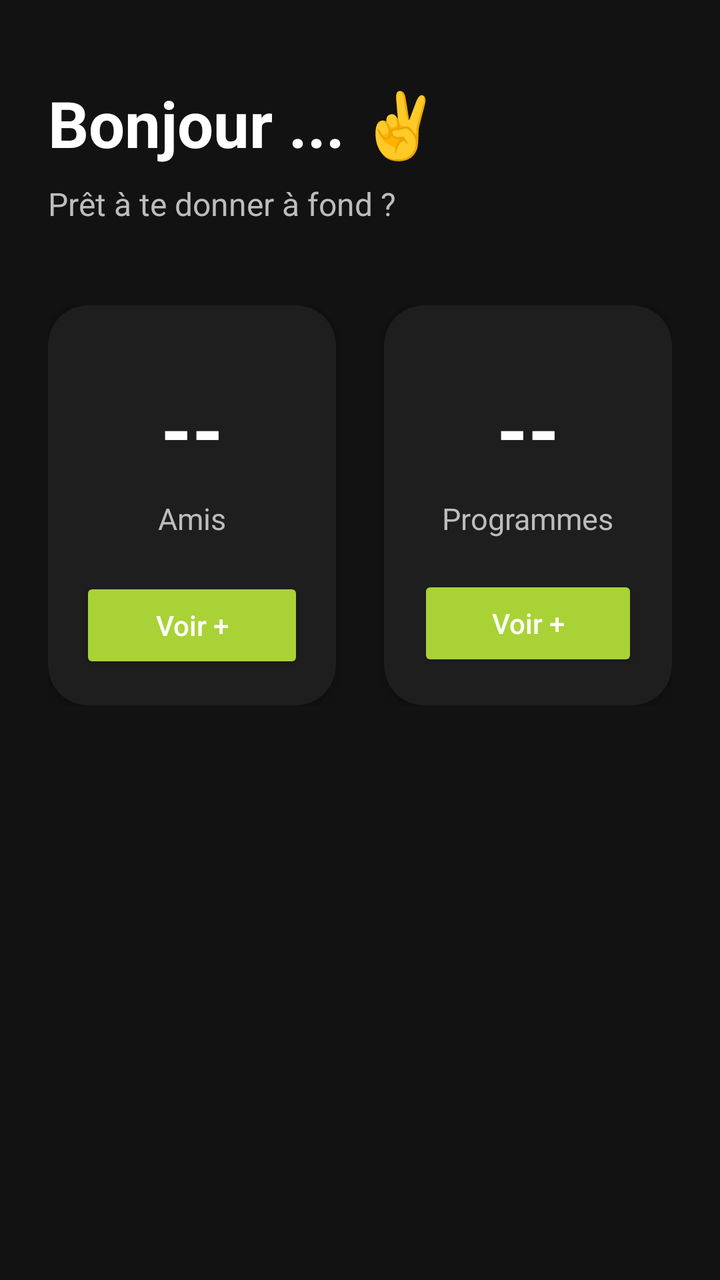
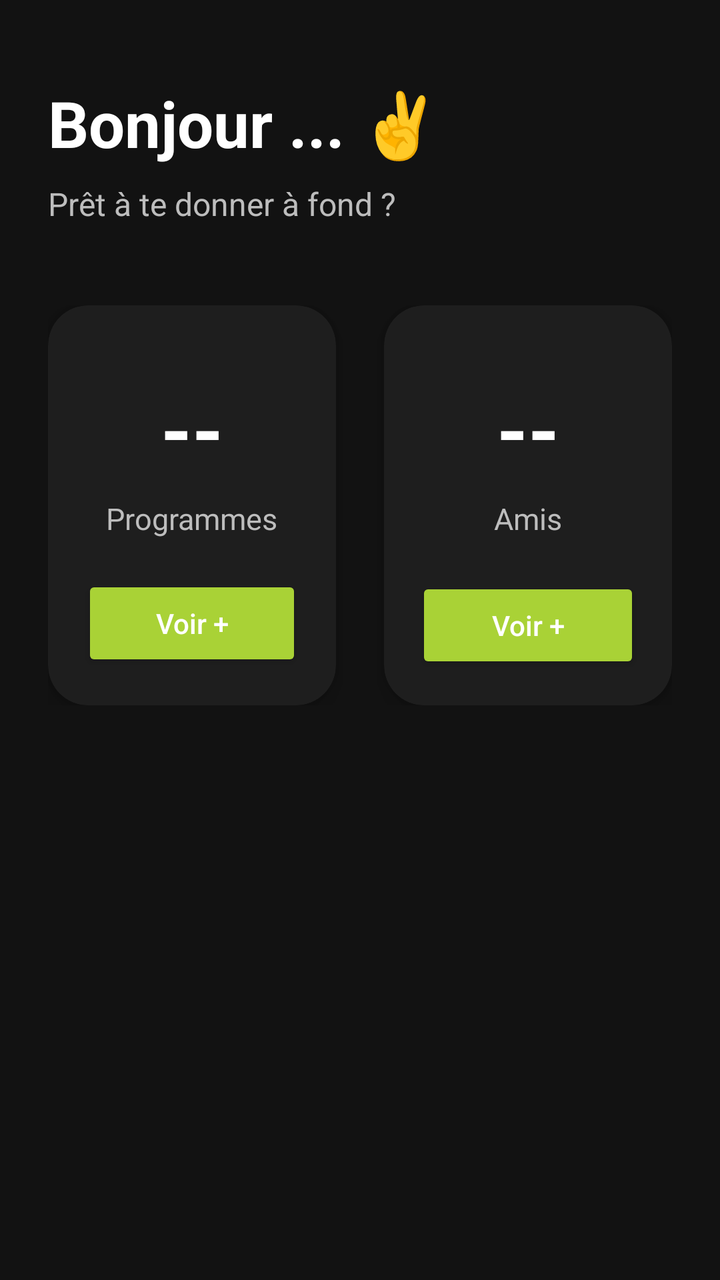

An Android layout rendered at two revisions. The XML below is the earlier revision; the diff shows what the commit changed to produce the second picture.
<!-- AndroidManifest.xml: application theme Theme.TrainUp -->
<!-- res/layout/fragment_home.xml -->
<?xml version="1.0" encoding="utf-8"?>
<androidx.constraintlayout.widget.ConstraintLayout
    xmlns:android="http://schemas.android.com/apk/res/android"
    xmlns:app="http://schemas.android.com/apk/res-auto"
    xmlns:tools="http://schemas.android.com/tools"
    android:layout_width="match_parent"
    android:layout_height="match_parent"
    android:background="#121212"
    tools:context=".ui.home.HomeFragment">

    <TextView
        android:id="@+id/tv_home_title"
        android:layout_width="wrap_content"
        android:layout_height="wrap_content"
        android:layout_marginStart="24dp"
        android:layout_marginTop="40dp"
        android:text="Bonjour ... ✌️"
        android:textColor="@android:color/white"
        android:textSize="32sp"
        android:textStyle="bold"
        app:layout_constraintStart_toStartOf="parent"
        app:layout_constraintTop_toTopOf="parent" />

    <TextView
        android:id="@+id/tv_home_subtitle"
        android:layout_width="wrap_content"
        android:layout_height="wrap_content"
        android:layout_marginStart="24dp"
        android:layout_marginTop="8dp"
        android:text="Prêt à te donner à fond ?"
        android:textColor="#BDBDBD"
        android:textSize="16sp"
        app:layout_constraintStart_toStartOf="parent"
        app:layout_constraintTop_toBottomOf="@id/tv_home_title" />

    <LinearLayout
        android:id="@+id/layout_stats"
        android:layout_width="0dp"
        android:layout_height="wrap_content"
        android:layout_marginStart="24dp"
        android:layout_marginTop="40dp"
        android:layout_marginEnd="24dp"
        android:orientation="horizontal"
        android:weightSum="2"
        app:layout_constraintEnd_toEndOf="parent"
        app:layout_constraintStart_toStartOf="parent"
        app:layout_constraintTop_toBottomOf="@id/tv_home_subtitle">

        <androidx.cardview.widget.CardView
            android:layout_width="0dp"
            android:layout_height="200dp"
            android:layout_marginEnd="12dp"
            android:layout_weight="1"
            app:cardBackgroundColor="#1E1E1E"
            app:cardCornerRadius="20dp"
            app:cardElevation="6dp">

            <LinearLayout
                android:layout_width="match_parent"
                android:layout_height="match_parent"
                android:orientation="vertical"
                android:padding="16dp">

                <LinearLayout
                    android:layout_width="match_parent"
                    android:layout_height="0dp"
                    android:layout_weight="1"
                    android:gravity="center"
                    android:orientation="vertical">

                    <TextView
                        android:id="@+id/tv_friends_count"
                        android:layout_width="wrap_content"
                        android:layout_height="wrap_content"
                        android:text="--"
                        android:textColor="@android:color/white"
                        android:textSize="40sp"
                        android:textStyle="bold" />

                    <TextView
                        android:layout_width="wrap_content"
                        android:layout_height="wrap_content"
                        android:layout_marginTop="8dp"
                        android:text="Amis"
                        android:textColor="#BDBDBD"
                        android:textSize="15sp" />

                </LinearLayout>

                <Button
                    android:id="@+id/btn_see_friends"
                    android:layout_width="match_parent"
                    android:layout_height="wrap_content"
                    android:backgroundTint="@color/trainup_theme"
                    android:text="Voir +"
                    android:textAllCaps="false"
                    android:textColor="@android:color/white" />

            </LinearLayout>

        </androidx.cardview.widget.CardView>

        <androidx.cardview.widget.CardView
            android:layout_width="0dp"
            android:layout_height="200dp"
            android:layout_marginStart="12dp"
            android:layout_weight="1"
            app:cardBackgroundColor="#1E1E1E"
            app:cardCornerRadius="20dp"
            app:cardElevation="6dp">

            <LinearLayout
                android:layout_width="match_parent"
                android:layout_height="match_parent"
                android:orientation="vertical"
                android:padding="17dp">

                <LinearLayout
                    android:layout_width="match_parent"
                    android:layout_height="0dp"
                    android:layout_weight="1"
                    android:gravity="center"
                    android:orientation="vertical">

                    <TextView
                        android:id="@+id/tv_programs_count"
                        android:layout_width="wrap_content"
                        android:layout_height="wrap_content"
                        android:text="--"
                        android:textColor="@android:color/white"
                        android:textSize="40sp"
                        android:textStyle="bold" />

                    <TextView
                        android:layout_width="wrap_content"
                        android:layout_height="wrap_content"
                        android:layout_marginTop="8dp"
                        android:text="Programmes"
                        android:textColor="#BDBDBD"
                        android:textSize="15sp" />

                </LinearLayout>

                <Button
                    android:id="@+id/btn_see_programs"
                    android:layout_width="match_parent"
                    android:layout_height="wrap_content"
                    android:backgroundTint="@color/trainup_theme"
                    android:text="Voir +"
                    android:textAllCaps="false"
                    android:textColor="@android:color/white" />

            </LinearLayout>

        </androidx.cardview.widget.CardView>

    </LinearLayout>

</androidx.constraintlayout.widget.ConstraintLayout>
<!-- resources referenced by this layout -->
<resources>
  <color name="trainup_theme">#a9d236</color>
  <style name="Theme.TrainUp" parent="Theme.MaterialComponents.DayNight.NoActionBar">
  
          <item name="colorPrimary">@color/trainup_theme</item>
          <item name="colorPrimaryVariant">@color/purple_700</item>
          <item name="colorOnPrimary">@color/white</item>
  
          <item name="colorSecondary">@color/trainup_theme</item>
          <item name="colorSecondaryVariant">@color/teal_700</item>
          <item name="colorOnSecondary">@color/black</item>
  
          <item name="android:windowLightStatusBar">false</item>
          <item name="windowActionBar">false</item>
          <item name="windowNoTitle">true</item>
  
          <item name="android:statusBarColor">?attr/colorPrimaryVariant</item>
  
  
          <item name="textInputStyle">@style/TrainUpTextInput</item>
  
      </style>
  <color name="purple_700">#FF3700B3</color>
  <color name="white">#FFFFFFFF</color>
  <color name="teal_700">#FF018786</color>
  <color name="black">#FF000000</color>
  <style name="TrainUpTextInput" parent="Widget.MaterialComponents.TextInputLayout.OutlinedBox">
          <item name="boxStrokeColor">@color/trainup_theme</item>
          <item name="hintTextColor">@color/black</item>
          <item name="android:textColorHint">@color/black</item>
      </style>
</resources>

<!-- the commit's change to res/layout/fragment_home.xml (unified diff, before → after) -->
@@ -1,159 +1,162 @@
 <?xml version="1.0" encoding="utf-8"?>
-<androidx.constraintlayout.widget.ConstraintLayout
+<ScrollView
     xmlns:android="http://schemas.android.com/apk/res/android"
     xmlns:app="http://schemas.android.com/apk/res-auto"
     xmlns:tools="http://schemas.android.com/tools"
     android:layout_width="match_parent"
     android:layout_height="match_parent"
     android:background="#121212"
-    tools:context=".ui.home.HomeFragment">
+    android:fillViewport="true">
 
-    <TextView
-        android:id="@+id/tv_home_title"
-        android:layout_width="wrap_content"
+    <androidx.constraintlayout.widget.ConstraintLayout
+        android:layout_width="match_parent"
         android:layout_height="wrap_content"
-        android:layout_marginStart="24dp"
-        android:layout_marginTop="40dp"
-        android:text="Bonjour ... ✌️"
-        android:textColor="@android:color/white"
-        android:textSize="32sp"
-        android:textStyle="bold"
-        app:layout_constraintStart_toStartOf="parent"
-        app:layout_constraintTop_toTopOf="parent" />
+        tools:context=".ui.home.HomeFragment">
 
-    <TextView
-        android:id="@+id/tv_home_subtitle"
-        android:layout_width="wrap_content"
-        android:layout_height="wrap_content"
-        android:layout_marginStart="24dp"
-        android:layout_marginTop="8dp"
-        android:text="Prêt à te donner à fond ?"
-        android:textColor="#BDBDBD"
-        android:textSize="16sp"
-        app:layout_constraintStart_toStartOf="parent"
-        app:layout_constraintTop_toBottomOf="@id/tv_home_title" />
+        <TextView
+            android:id="@+id/tv_home_title"
+            android:layout_width="wrap_content"
+            android:layout_height="wrap_content"
+            android:layout_marginStart="24dp"
+            android:layout_marginTop="40dp"
+            android:text="Bonjour ... ✌️"
+            android:textColor="@android:color/white"
+            android:textSize="32sp"
+            android:textStyle="bold"
+            app:layout_constraintStart_toStartOf="parent"
+            app:layout_constraintTop_toTopOf="parent" />
 
-    <LinearLayout
-        android:id="@+id/layout_stats"
-        android:layout_width="0dp"
-        android:layout_height="wrap_content"
-        android:layout_marginStart="24dp"
-        android:layout_marginTop="40dp"
-        android:layout_marginEnd="24dp"
-        android:orientation="horizontal"
-        android:weightSum="2"
-        app:layout_constraintEnd_toEndOf="parent"
-        app:layout_constraintStart_toStartOf="parent"
-        app:layout_constraintTop_toBottomOf="@id/tv_home_subtitle">
+        <TextView
+            android:id="@+id/tv_home_subtitle"
+            android:layout_width="wrap_content"
+            android:layout_height="wrap_content"
+            android:layout_marginStart="24dp"
+            android:layout_marginTop="8dp"
+            android:text="Prêt à te donner à fond ?"
+            android:textColor="#BDBDBD"
+            android:textSize="16sp"
+            app:layout_constraintStart_toStartOf="parent"
+            app:layout_constraintTop_toBottomOf="@id/tv_home_title" />
 
-        <androidx.cardview.widget.CardView
+        <LinearLayout
+            android:id="@+id/layout_stats"
             android:layout_width="0dp"
-            android:layout_height="200dp"
-            android:layout_marginEnd="12dp"
-            android:layout_weight="1"
-            app:cardBackgroundColor="#1E1E1E"
-            app:cardCornerRadius="20dp"
-            app:cardElevation="6dp">
+            android:layout_height="wrap_content"
+            android:layout_marginStart="24dp"
+            android:layout_marginEnd="24dp"
+            android:layout_marginTop="40dp"
+            android:orientation="horizontal"
+            android:weightSum="2"
+            app:layout_constraintTop_toBottomOf="@id/tv_home_subtitle"
+            app:layout_constraintStart_toStartOf="parent"
+            app:layout_constraintEnd_toEndOf="parent">
 
-            <LinearLayout
-                android:layout_width="match_parent"
-                android:layout_height="match_parent"
-                android:orientation="vertical"
-                android:padding="16dp">
+            <androidx.cardview.widget.CardView
+                android:layout_width="0dp"
+                android:layout_height="200dp"
+                android:layout_marginEnd="12dp"
+                android:layout_weight="1"
+                app:cardBackgroundColor="#1E1E1E"
+                app:cardCornerRadius="20dp"
+                app:cardElevation="6dp">
 
                 <LinearLayout
                     android:layout_width="match_parent"
-                    android:layout_height="0dp"
-                    android:layout_weight="1"
-                    android:gravity="center"
-                    android:orientation="vertical">
+                    android:layout_height="match_parent"
+                    android:orientation="vertical"
+                    android:padding="17dp">
 
-                    <TextView
-                        android:id="@+id/tv_friends_count"
-                        android:layout_width="wrap_content"
+                    <LinearLayout
+                        android:layout_width="match_parent"
+                        android:layout_height="0dp"
+                        android:layout_weight="1"
+                        android:gravity="center"
+                        android:orientation="vertical">
+
+                        <TextView
+                            android:id="@+id/tv_programs_count"
+                            android:layout_width="wrap_content"
+                            android:layout_height="wrap_content"
+                            android:text="--"
+                            android:textColor="@android:color/white"
+                            android:textSize="40sp"
+                            android:textStyle="bold" />
+
+                        <TextView
+                            android:layout_width="wrap_content"
+                            android:layout_height="wrap_content"
+                            android:layout_marginTop="8dp"
+                            android:text="Programmes"
+                            android:textColor="#BDBDBD"
+                            android:textSize="15sp" />
+                    </LinearLayout>
+
+                    <Button
+                        android:id="@+id/btn_see_programs"
+                        android:layout_width="match_parent"
                         android:layout_height="wrap_content"
-                        android:text="--"
-                        android:textColor="@android:color/white"
-                        android:textSize="40sp"
-                        android:textStyle="bold" />
-
-                    <TextView
-                        android:layout_width="wrap_content"
-                        android:layout_height="wrap_content"
-                        android:layout_marginTop="8dp"
-                        android:text="Amis"
-                        android:textColor="#BDBDBD"
-                        android:textSize="15sp" />
-
+                        android:backgroundTint="@color/trainup_theme"
+                        android:text="Voir +"
+                        android:textAllCaps="false"
+                        android:textColor="@android:color/white" />
                 </LinearLayout>
 
-                <Button
-                    android:id="@+id/btn_see_friends"
-                    android:layout_width="match_parent"
-                    android:layout_height="wrap_content"
-                    android:backgroundTint="@color/trainup_theme"
-                    android:text="Voir +"
-                    android:textAllCaps="false"
-                    android:textColor="@android:color/white" />
+            </androidx.cardview.widget.CardView>
 
-            </LinearLayout>
-
-        </androidx.cardview.widget.CardView>
-
-        <androidx.cardview.widget.CardView
-            android:layout_width="0dp"
-            android:layout_height="200dp"
-            android:layout_marginStart="12dp"
-            android:layout_weight="1"
-            app:cardBackgroundColor="#1E1E1E"
-            app:cardCornerRadius="20dp"
-            app:cardElevation="6dp">
-
-            <LinearLayout
-                android:layout_width="match_parent"
-                android:layout_height="match_parent"
-                android:orientation="vertical"
-                android:padding="17dp">
+            <androidx.cardview.widget.CardView
+                android:layout_width="0dp"
+                android:layout_height="200dp"
+                android:layout_marginStart="12dp"
+                android:layout_weight="1"
+                app:cardBackgroundColor="#1E1E1E"
+                app:cardCornerRadius="20dp"
+                app:cardElevation="6dp">
 
                 <LinearLayout
                     android:layout_width="match_parent"
-                    android:layout_height="0dp"
-                    android:layout_weight="1"
-                    android:gravity="center"
-                    android:orientation="vertical">
+                    android:layout_height="match_parent"
+                    android:orientation="vertical"
+                    android:padding="16dp">
 
-                    <TextView
-                        android:id="@+id/tv_programs_count"
-                        android:layout_width="wrap_content"
+                    <LinearLayout
+                        android:layout_width="match_parent"
+                        android:layout_height="0dp"
+                        android:layout_weight="1"
+                        android:gravity="center"
+                        android:orientation="vertical">
+
+                        <TextView
+                            android:id="@+id/tv_friends_count"
+                            android:layout_width="wrap_content"
+                            android:layout_height="wrap_content"
+                            android:text="--"
+                            android:textColor="@android:color/white"
+                            android:textSize="40sp"
+                            android:textStyle="bold" />
+
+                        <TextView
+                            android:layout_width="wrap_content"
+                            android:layout_height="wrap_content"
+                            android:layout_marginTop="8dp"
+                            android:text="Amis"
+                            android:textColor="#BDBDBD"
+                            android:textSize="15sp" />
+                    </LinearLayout>
+
+                    <Button
+                        android:id="@+id/btn_see_friends"
+                        android:layout_width="match_parent"
                         android:layout_height="wrap_content"
-                        android:text="--"
-                        android:textColor="@android:color/white"
-                        android:textSize="40sp"
-                        android:textStyle="bold" />
-
-                    <TextView
-                        android:layout_width="wrap_content"
-                        android:layout_height="wrap_content"
-                        android:layout_marginTop="8dp"
-                        android:text="Programmes"
-                        android:textColor="#BDBDBD"
-                        android:textSize="15sp" />
-
+                        android:backgroundTint="@color/trainup_theme"
+                        android:text="Voir +"
+                        android:textAllCaps="false"
+                        android:textColor="@android:color/white" />
                 </LinearLayout>
 
-                <Button
-                    android:id="@+id/btn_see_programs"
-                    android:layout_width="match_parent"
-                    android:layout_height="wrap_content"
-                    android:backgroundTint="@color/trainup_theme"
-                    android:text="Voir +"
-                    android:textAllCaps="false"
-                    android:textColor="@android:color/white" />
+            </androidx.cardview.widget.CardView>
 
-            </LinearLayout>
+        </LinearLayout>
 
-        </androidx.cardview.widget.CardView>
+    </androidx.constraintlayout.widget.ConstraintLayout>
 
-    </LinearLayout>
-
-</androidx.constraintlayout.widget.ConstraintLayout>
+</ScrollView>
